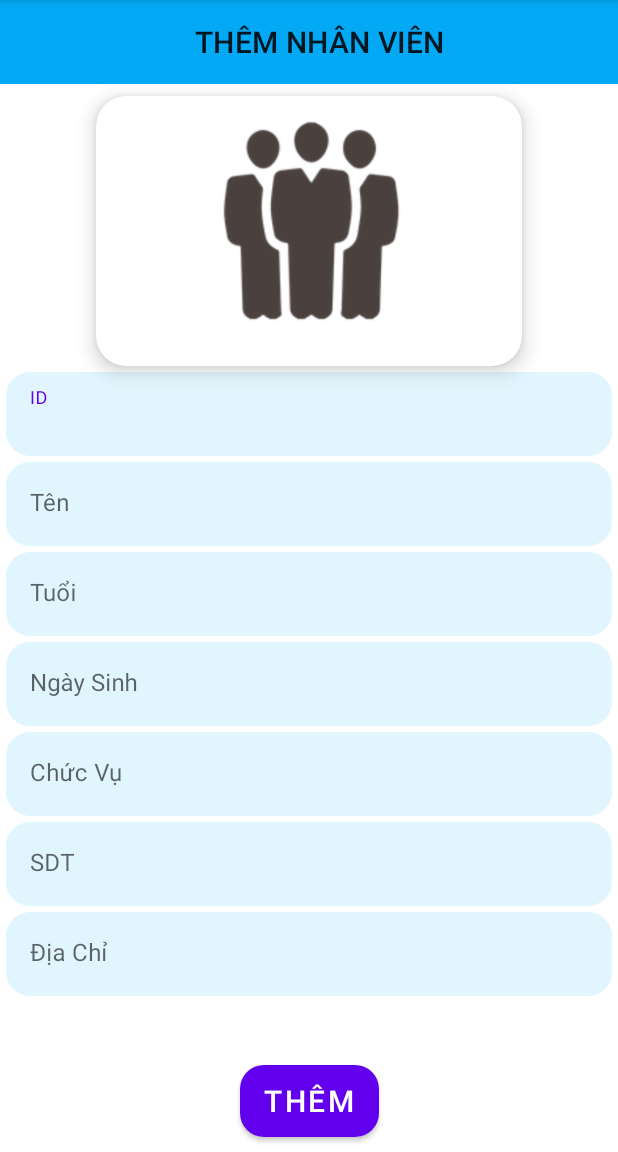
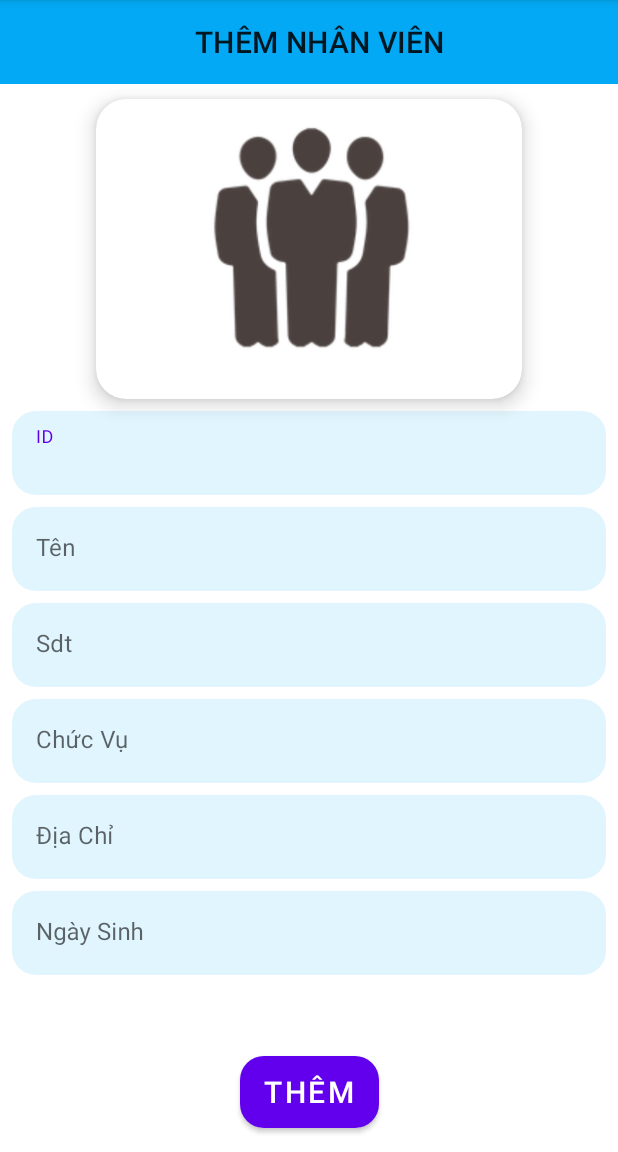
Before and after one commit to TrungKetLB97/duAnShopThuCung, an Android app: the AddNhanVienActivity screen opened directly, with no data from a screen before it, on a phone screen of 412 x 824 dp, the part 84-1236 px from its top. Run offline under Robolectric (Android 15) with nearby library versions, the phone set to English and light mode, and no system bars.

Commit message:
Sua xoa NhanVien, KhachHang

```diff
--- a/app/src/main/java/com/shopThuCung/duanshopthucung/Customer/AddCustomerActivity.java
+++ b/app/src/main/java/com/shopThuCung/duanshopthucung/Customer/AddCustomerActivity.java
@@ -2,12 +2,14 @@ package com.shopThuCung.duanshopthucung.Customer;
 
 import androidx.appcompat.app.AppCompatActivity;
 
+import android.content.Intent;
 import android.os.Bundle;
 import android.view.View;
 import android.widget.EditText;
 import android.widget.Toast;
 
 import com.shopThuCung.duanshopthucung.DataBase.CustomerDAO;
+import com.shopThuCung.duanshopthucung.MainActivity;
 import com.shopThuCung.duanshopthucung.R;
 
 import java.util.ArrayList;
@@ -45,5 +47,6 @@ public class AddCustomerActivity extends AppCompatActivity {
         } else {
             Toast.makeText(this, "Them Thanh Cong", Toast.LENGTH_SHORT).show();
         }
+        startActivity(new Intent(AddCustomerActivity.this, MainActivity.class));
     }
 }
--- a/app/src/main/java/com/shopThuCung/duanshopthucung/Customer/EditCustomerActivity.java
+++ b/app/src/main/java/com/shopThuCung/duanshopthucung/Customer/EditCustomerActivity.java
@@ -2,6 +2,7 @@ package com.shopThuCung.duanshopthucung.Customer;
 
 import androidx.appcompat.app.AppCompatActivity;
 
+import android.annotation.SuppressLint;
 import android.content.Intent;
 import android.os.Bundle;
 import android.view.View;
@@ -10,6 +11,7 @@ import android.widget.TextView;
 import android.widget.Toast;
 
 import com.shopThuCung.duanshopthucung.DataBase.CustomerDAO;
+import com.shopThuCung.duanshopthucung.MainActivity;
 import com.shopThuCung.duanshopthucung.R;
 
 import java.lang.reflect.InvocationHandler;
@@ -24,6 +26,7 @@ public class EditCustomerActivity extends AppCompatActivity {
     List<Customer> customerList;
     String idKH, tenKH, sdtKH, diaChiKH;
 
+    @SuppressLint("SetTextI18n")
     @Override
     protected void onCreate(Bundle savedInstanceState) {
         super.onCreate(savedInstanceState);
@@ -63,6 +66,7 @@ public class EditCustomerActivity extends AppCompatActivity {
         } else{
             Toast.makeText(this, "Sua thanh cong", Toast.LENGTH_SHORT).show();
         }
+        startActivity(new Intent(EditCustomerActivity.this, MainActivity.class));
     }
 
 
--- a/app/src/main/java/com/shopThuCung/duanshopthucung/DataBase/DataBaseHelper.java
+++ b/app/src/main/java/com/shopThuCung/duanshopthucung/DataBase/DataBaseHelper.java
@@ -13,8 +13,8 @@ public class DataBaseHelper extends SQLiteOpenHelper {
 
     @Override
     public void onCreate(SQLiteDatabase db) {
-        db.execSQL(ProductDAO.SQL_PRODUCT);
-        db.execSQL(BillDAO.SQL_Bill);
+        //db.execSQL(ProductDAO.SQL_PRODUCT);
+        //db.execSQL(BillDAO.SQL_Bill);
         db.execSQL(CustomerDAO.SQL_TABLE_KhachHang);
         db.execSQL(NhanVienDAO.SQL_TABLE_NhanVien);
     }
--- a/app/src/main/java/com/shopThuCung/duanshopthucung/DataBase/NhanVienDAO.java
+++ b/app/src/main/java/com/shopThuCung/duanshopthucung/DataBase/NhanVienDAO.java
@@ -11,7 +11,13 @@ import java.util.ArrayList;
 import java.util.List;
 
 public class NhanVienDAO {
-    public static final String SQL_TABLE_NhanVien = "CREATE TABLE NhanVien ( idNV text primary key, tenNV text, sdtNV text, chucVuNV text, diaChiNV text, ngaySinhNV text)";
+    public static final String SQL_TABLE_NhanVien = "CREATE TABLE NhanVien ( " +
+            "idNV text primary key, " +
+            "tenNV text, " +
+            "sdtNV text, " +
+            "chucVuNV text, " +
+            "diaChiNV text, " +
+            "ngaySinhNV text)";
     public static final String TABLE_NAME = "NhanVien";
     public DataBaseHelper databaseHelper;
     public SQLiteDatabase sqLiteDatabase;
@@ -64,7 +70,7 @@ public class NhanVienDAO {
 
     //doc dữ liệu
     public List<NhanVien> getAllNVString(){
-        List<NhanVien> list = new ArrayList<NhanVien>();
+        List<NhanVien> list = new ArrayList<>();
         Cursor cursor=sqLiteDatabase.query(TABLE_NAME,null,null,null,null,null,null);
         cursor.moveToFirst();
         while (!cursor.isAfterLast()){
--- a/app/src/main/java/com/shopThuCung/duanshopthucung/DataBase/ProductDAO.java
+++ b/app/src/main/java/com/shopThuCung/duanshopthucung/DataBase/ProductDAO.java
@@ -14,7 +14,7 @@ public class ProductDAO {
     private final SQLiteDatabase db;
     private final SQLiteOpenHelper helper;
     public static final String PRODUCT_TABLE_NAME = "product";
-    public static final String SQL_PRODUCT = " CREATE TABLE NAME product (" +
+    public static final String SQL_PRODUCT = " CREATE TABLE product (" +
             "productID TEXT PRIMARY KEY , " +
             "productImage BLOB ," +
             "productTen TEXT ," +
@@ -32,7 +32,7 @@ public class ProductDAO {
         List<Product> listProduct = new ArrayList<>();
         Cursor curcor = db.query(PRODUCT_TABLE_NAME,null,null,null,null,null,null);
         curcor.moveToFirst();
-        while (curcor.isAfterLast() == false){
+        while (!curcor.isAfterLast()){
             Product product = new Product();
             product.setProductId(curcor.getString(curcor.getColumnIndex("productID")));
             product.setProductImage(curcor.getBlob(curcor.getColumnIndex("productImage")));
--- a/app/src/main/java/com/shopThuCung/duanshopthucung/nhanVien/AddNhanVienActivity.java
+++ b/app/src/main/java/com/shopThuCung/duanshopthucung/nhanVien/AddNhanVienActivity.java
@@ -2,12 +2,14 @@ package com.shopThuCung.duanshopthucung.nhanVien;
 
 import androidx.appcompat.app.AppCompatActivity;
 
+import android.content.Intent;
 import android.os.Bundle;
 import android.view.View;
 import android.widget.EditText;
 import android.widget.Toast;
 
 import com.shopThuCung.duanshopthucung.DataBase.NhanVienDAO;
+import com.shopThuCung.duanshopthucung.MainActivity;
 import com.shopThuCung.duanshopthucung.R;
 
 import java.util.ArrayList;
@@ -29,13 +31,12 @@ public class AddNhanVienActivity extends AppCompatActivity {
     }
 
     public void init(){
-        edtId = findViewById(R.id.nhanVien_addNV_edtID);
+        edtId = findViewById(R.id.nhanVien_addNV_edtId);
         edtName = findViewById(R.id.nhanVien_addNV_edtName);
         edtChucVu = findViewById(R.id.nhanVien_addNV_edtChucVu);
         edtSdt = findViewById(R.id.nhanVien_addNV_edtSdt);
         edtDiaChi = findViewById(R.id.nhanVien_addNV_edtDiaChi);
         edtNgaySinh = findViewById(R.id.nhanVien_addNV_edtNgaySinh);
-
     }
 
     public void addNhanVien(View view) {
@@ -51,5 +52,6 @@ public class AddNhanVienActivity extends AppCompatActivity {
         } else {
             Toast.makeText(this, "Them Thanh Cong", Toast.LENGTH_SHORT).show();
         }
+        startActivity(new Intent(AddNhanVienActivity.this, MainActivity.class));
     }
 }
--- a/app/src/main/java/com/shopThuCung/duanshopthucung/nhanVien/ChiTietNhanVienActivity.java
+++ b/app/src/main/java/com/shopThuCung/duanshopthucung/nhanVien/ChiTietNhanVienActivity.java
@@ -8,7 +8,9 @@ import android.view.View;
 import android.widget.TextView;
 import android.widget.Toast;
 
+import com.shopThuCung.duanshopthucung.Customer.ChiTietCustomerActivity;
 import com.shopThuCung.duanshopthucung.DataBase.NhanVienDAO;
+import com.shopThuCung.duanshopthucung.MainActivity;
 import com.shopThuCung.duanshopthucung.R;
 
 public class ChiTietNhanVienActivity extends AppCompatActivity {
@@ -20,6 +22,7 @@ public class ChiTietNhanVienActivity extends AppCompatActivity {
     protected void onCreate(Bundle savedInstanceState) {
         super.onCreate(savedInstanceState);
         setContentView(R.layout.activity_chi_tiet_nhan_vien);
+
         nhanVienDAO = new NhanVienDAO(this);
         init();
 
@@ -67,5 +70,7 @@ public class ChiTietNhanVienActivity extends AppCompatActivity {
             Toast.makeText(this, "Xoa thanh cong", Toast.LENGTH_SHORT).show();
         }
 
+        startActivity(new Intent(ChiTietNhanVienActivity.this, MainActivity.class));
+
     }
 }
--- a/app/src/main/res/layout/activity_add_nhan_vien.xml
+++ b/app/src/main/res/layout/activity_add_nhan_vien.xml
@@ -7,7 +7,7 @@
     tools:context=".nhanVien.AddNhanVienActivity">
 
     <androidx.appcompat.widget.Toolbar
-        android:id="@+id/toolbar_add_nhanVien"
+        android:id="@+id/toolbar_edit_nhanVien"
         android:layout_width="match_parent"
         android:layout_height="wrap_content"
         android:background="@color/purple_700"
@@ -22,51 +22,55 @@
     <androidx.cardview.widget.CardView
         android:id="@+id/cardView"
         android:layout_width="0dp"
-        android:layout_height="180dp"
+        android:layout_height="200dp"
         android:layout_marginHorizontal="64dp"
-        android:layout_marginTop="8dp"
+        android:layout_marginTop="10dp"
         app:cardCornerRadius="20dp"
         app:cardElevation="8dp"
         app:layout_constraintEnd_toEndOf="parent"
         app:layout_constraintHorizontal_bias="0.0"
         app:layout_constraintStart_toStartOf="parent"
-        app:layout_constraintTop_toBottomOf="@+id/toolbar_add_nhanVien">
+        app:layout_constraintTop_toBottomOf="@+id/toolbar_edit_nhanVien">
 
         <ImageView
-            android:id="@+id/nhanVien_addNV_imgPicture"
+            android:id="@+id/nhanVien_editNhanVien_imgPicture"
             android:layout_width="match_parent"
             android:layout_height="match_parent"
             android:src="@drawable/nhanvien"
             android:layout_gravity="center"/>
     </androidx.cardview.widget.CardView>
+
     <com.google.android.material.textfield.TextInputLayout
-        android:id="@+id/textInputLayoutidv"
+        android:id="@+id/textInputLayoutId"
         android:layout_width="match_parent"
         android:layout_height="wrap_content"
-        android:layout_margin="4dp"
+        android:layout_margin="8dp"
         app:boxStrokeWidth="0dp"
         app:boxStrokeWidthFocused="0dp"
         app:layout_constraintEnd_toEndOf="parent"
         app:layout_constraintStart_toStartOf="parent"
+        android:layout_marginTop="64dp"
         app:layout_constraintTop_toBottomOf="@+id/cardView">
 
         <EditText
-            android:id="@+id/nhanVien_addNV_edtID"
+            android:id="@+id/nhanVien_addNV_edtId"
             android:layout_width="match_parent"
             android:layout_height="wrap_content"
             android:background="@drawable/round_bg"
             android:hint="ID" />
     </com.google.android.material.textfield.TextInputLayout>
+
     <com.google.android.material.textfield.TextInputLayout
         android:id="@+id/textInputLayout"
         android:layout_width="match_parent"
         android:layout_height="wrap_content"
-        android:layout_margin="4dp"
+        android:layout_margin="8dp"
+        android:layout_marginTop="16dp"
         app:boxStrokeWidth="0dp"
         app:boxStrokeWidthFocused="0dp"
         app:layout_constraintEnd_toEndOf="parent"
         app:layout_constraintStart_toStartOf="parent"
-        app:layout_constraintTop_toBottomOf="@+id/textInputLayoutidv">
+        app:layout_constraintTop_toBottomOf="@+id/textInputLayoutId">
 
         <EditText
             android:id="@+id/nhanVien_addNV_edtName"
@@ -80,7 +84,8 @@
         android:id="@+id/textInputLayout3"
         android:layout_width="match_parent"
         android:layout_height="wrap_content"
-        android:layout_margin="4dp"
+        android:layout_margin="8dp"
+        android:layout_marginTop="16dp"
         app:boxStrokeWidth="0dp"
         app:boxStrokeWidthFocused="0dp"
         app:layout_constraintEnd_toEndOf="parent"
@@ -88,23 +93,64 @@
         app:layout_constraintTop_toBottomOf="@+id/textInputLayout">
 
         <EditText
-            android:id="@+id/nhanVien_addNV_edtTuoi"
+            android:id="@+id/nhanVien_addNV_edtSdt"
             android:layout_width="match_parent"
             android:layout_height="wrap_content"
             android:background="@drawable/round_bg"
-            android:hint="Tuổi" />
+            android:hint="Sdt" />
     </com.google.android.material.textfield.TextInputLayout>
 
     <com.google.android.material.textfield.TextInputLayout
-        android:id="@+id/textInputLayout2"
+        android:id="@+id/textInputLayout1"
         android:layout_width="match_parent"
         android:layout_height="wrap_content"
-        android:layout_margin="4dp"
+        android:layout_margin="8dp"
+        android:layout_marginTop="16dp"
         app:boxStrokeWidth="0dp"
         app:boxStrokeWidthFocused="0dp"
         app:layout_constraintEnd_toEndOf="parent"
         app:layout_constraintStart_toStartOf="parent"
         app:layout_constraintTop_toBottomOf="@+id/textInputLayout3">
+
+        <EditText
+            android:id="@+id/nhanVien_addNV_edtChucVu"
+            android:layout_width="match_parent"
+            android:layout_height="wrap_content"
+            android:background="@drawable/round_bg"
+            android:hint="Chức Vụ" />
+    </com.google.android.material.textfield.TextInputLayout>
+
+    <com.google.android.material.textfield.TextInputLayout
+        android:id="@+id/textInputLayout0"
+        android:layout_width="match_parent"
+        android:layout_height="wrap_content"
+        android:layout_margin="8dp"
+        android:layout_marginTop="16dp"
+        app:boxStrokeWidth="0dp"
+        app:boxStrokeWidthFocused="0dp"
+        app:layout_constraintEnd_toEndOf="parent"
+        app:layout_constraintStart_toStartOf="parent"
+        app:layout_constraintTop_toBottomOf="@+id/textInputLayout1">
+
+        <EditText
+            android:id="@+id/nhanVien_addNV_edtDiaChi"
+            android:layout_width="match_parent"
+            android:layout_height="wrap_content"
+            android:background="@drawable/round_bg"
+            android:hint="Địa Chỉ" />
+    </com.google.android.material.textfield.TextInputLayout>
+
+    <com.google.android.material.textfield.TextInputLayout
+        android:id="@+id/textInputLayout5"
+        android:layout_width="match_parent"
+        android:layout_height="wrap_content"
+        android:layout_margin="8dp"
+        android:layout_marginTop="16dp"
+        app:boxStrokeWidth="0dp"
+        app:boxStrokeWidthFocused="0dp"
+        app:layout_constraintEnd_toEndOf="parent"
+        app:layout_constraintStart_toStartOf="parent"
+        app:layout_constraintTop_toBottomOf="@+id/textInputLayout0">
 
         <EditText
             android:id="@+id/nhanVien_addNV_edtNgaySinh"
@@ -114,66 +160,11 @@
             android:hint="Ngày Sinh" />
     </com.google.android.material.textfield.TextInputLayout>
 
-    <com.google.android.material.textfield.TextInputLayout
-        android:id="@+id/textInputLayout1"
-        android:layout_width="match_parent"
-        android:layout_height="wrap_content"
-        android:layout_margin="4dp"
-        app:boxStrokeWidth="0dp"
-        app:boxStrokeWidthFocused="0dp"
-        app:layout_constraintEnd_toEndOf="parent"
-        app:layout_constraintStart_toStartOf="parent"
-        app:layout_constraintTop_toBottomOf="@+id/textInputLayout2">
-
-        <EditText
-            android:id="@+id/nhanVien_addNV_edtChứcVu"
-            android:layout_width="match_parent"
-            android:layout_height="wrap_content"
-            android:background="@drawable/round_bg"
-            android:hint="Chức Vụ" />
-    </com.google.android.material.textfield.TextInputLayout>
-    <com.google.android.material.textfield.TextInputLayout
-        android:id="@+id/textInputLayout0"
-        android:layout_width="match_parent"
-        android:layout_height="wrap_content"
-        android:layout_margin="4dp"
-        app:boxStrokeWidth="0dp"
-        app:boxStrokeWidthFocused="0dp"
-        app:layout_constraintEnd_toEndOf="parent"
-        app:layout_constraintStart_toStartOf="parent"
-        app:layout_constraintTop_toBottomOf="@+id/textInputLayout1">
-
-        <EditText
-            android:id="@+id/nhanVien_addNV_edtSDT"
-            android:layout_width="match_parent"
-            android:layout_height="wrap_content"
-            android:background="@drawable/round_bg"
-            android:hint="SDT" />
-    </com.google.android.material.textfield.TextInputLayout>
-    <com.google.android.material.textfield.TextInputLayout
-        android:id="@+id/textInputLayout5"
-        android:layout_width="match_parent"
-        android:layout_height="wrap_content"
-        android:layout_margin="4dp"
-        app:boxStrokeWidth="0dp"
-        app:boxStrokeWidthFocused="0dp"
-        app:layout_constraintEnd_toEndOf="parent"
-        app:layout_constraintStart_toStartOf="parent"
-        app:layout_constraintTop_toBottomOf="@+id/textInputLayout0">
-
-        <EditText
-            android:id="@+id/nhanVien_addNV_edtDiaChi"
-            android:layout_width="match_parent"
-            android:layout_height="wrap_content"
-            android:background="@drawable/round_bg"
-            android:hint="Địa Chỉ" />
-    </com.google.android.material.textfield.TextInputLayout>
-
     <Button
-        android:id="@+id/nhanVien_addNV_btnSua"
+        android:id="@+id/nhanVien_addNV_btnThem"
         android:layout_width="wrap_content"
         android:layout_height="wrap_content"
-        android:layout_marginBottom="10dp"
+        android:layout_marginBottom="16dp"
         android:background="@drawable/round_bg"
         android:onClick="addNhanVien"
         android:text="Thêm"
```
Also changed, not shown: app/build.gradle (+4 -3 lines), app/src/main/java/com/shopThuCung/duanshopthucung/Customer/ChiTietCustomerActivity.java (+7 -4 lines), app/src/main/java/com/shopThuCung/duanshopthucung/DataBase/CustomerDAO.java (+4 -3 lines), app/src/main/java/com/shopThuCung/duanshopthucung/MainActivity.java (+7 -10 lines).
